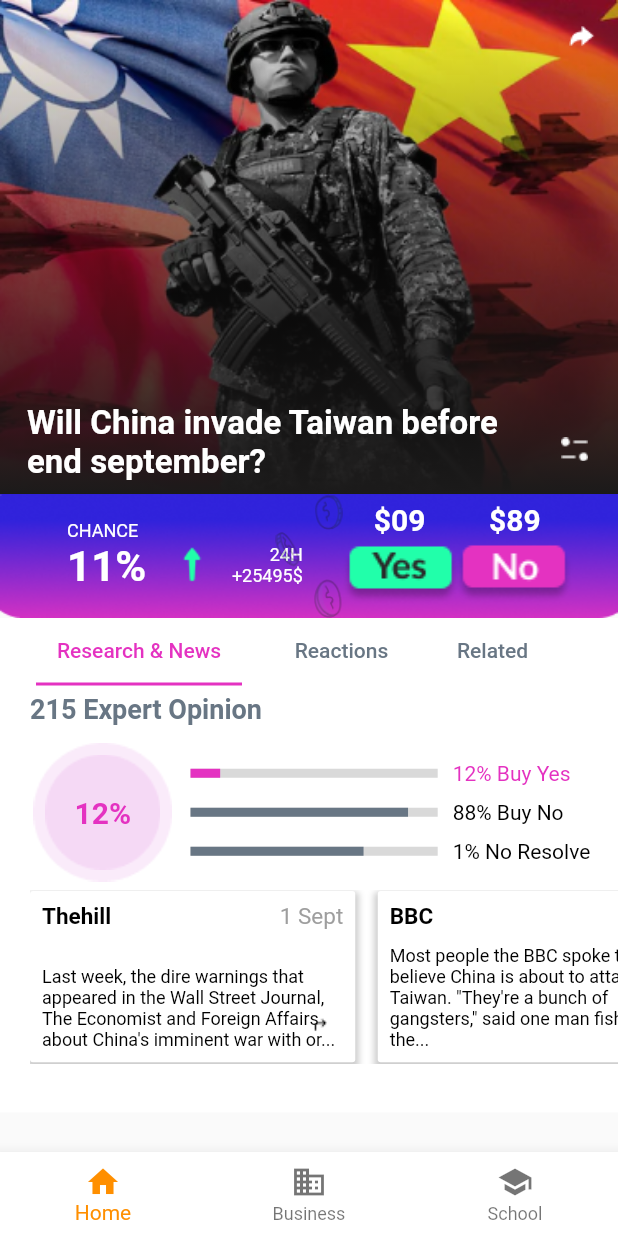
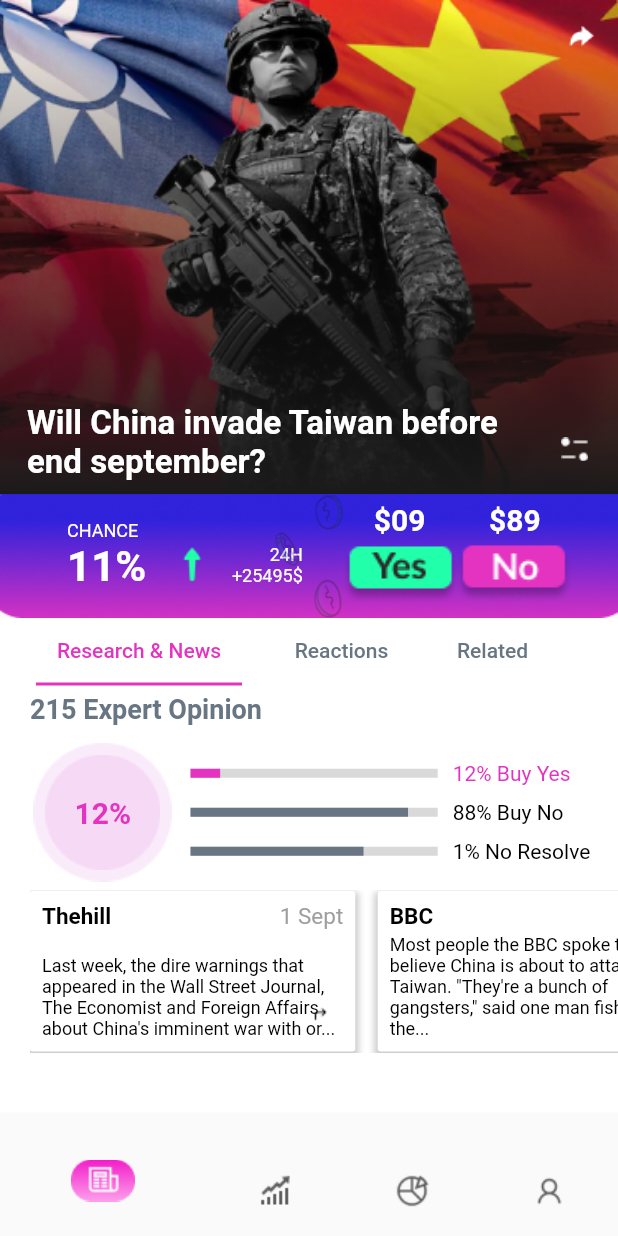
Before and after one commit to ashik-2001/growmate_ui, a Flutter app: the screen it shows after launch, on a phone screen of 412 x 824 dp. Run offline on Flutter 3.47's test engine with Material 2 defaults, Android fonts, the phone set to English and light mode, and no system bars; Roboto replaces fonts that are missing (lato).

Commit message:
MILESTONE: CT Start completed

```diff
--- a/lib/lower_portion/low.dart
+++ b/lib/lower_portion/low.dart
@@ -57,7 +57,7 @@ class _LowerPortionState extends State<LowerPortion>
           Padding(
             padding: const EdgeInsets.fromLTRB(20, 5, 0, 0),
             child: Container(
-              height: height * 0.30,
+              height: 240,
               width: width,
               child: TabBarView(controller: _tabcontroller, children: [
                 _research(context),
--- a/lib/main.dart
+++ b/lib/main.dart
@@ -64,6 +64,10 @@
       'Index 2: School',
       style: optionStyle,
     ),
+    Text(
+      'Index 2: School',
+      style: optionStyle,
+    ),
   ];
 
   void _onItemTapped(int index) {
@@ -80,23 +84,32 @@
         child: _widgetOptions.elementAt(_selectedIndex),
       ),
       bottomNavigationBar: BottomNavigationBar(
-        backgroundColor: Colors.white,
-        items: const <BottomNavigationBarItem>[
+        elevation: 0,
+        selectedItemColor: Colors.black,
+        selectedIconTheme: IconThemeData(color: Colors.white),
+        // backgroundColor: Colors.white,
+        items: <BottomNavigationBarItem>[
           BottomNavigationBarItem(
-            icon: Icon(Icons.home),
-            label: 'Home',
+
+            icon: Image.asset('assets/icons/news.png',color: Color(0xFF000000),),
+            label: '',
+            activeIcon:Image.asset('assets/icons/smarket.png'),
           ),
           BottomNavigationBarItem(
-            icon: Icon(Icons.business),
-            label: 'Business',
+            icon: Image.asset('assets/icons/markets.png'),
+            label: '',
           ),
           BottomNavigationBarItem(
-            icon: Icon(Icons.school),
-            label: 'School',
+            icon: Image.asset('assets/icons/portfolio.png'),
+            label: '',
+          ),
+          BottomNavigationBarItem(
+            icon: Image.asset('assets/icons/profile.png'),
+            label: '',
           ),
         ],
         currentIndex: _selectedIndex,
-        selectedItemColor: Colors.amber[800],
+        // selectedItemColor: Colors.pink,
         onTap: _onItemTapped,
       ),
     );
```
Also changed, not shown: assets/icons/markets.png (added), assets/icons/news.png (added), assets/icons/portfolio.png (added), assets/icons/profile.png (added), assets/icons/smarket.png (added).
